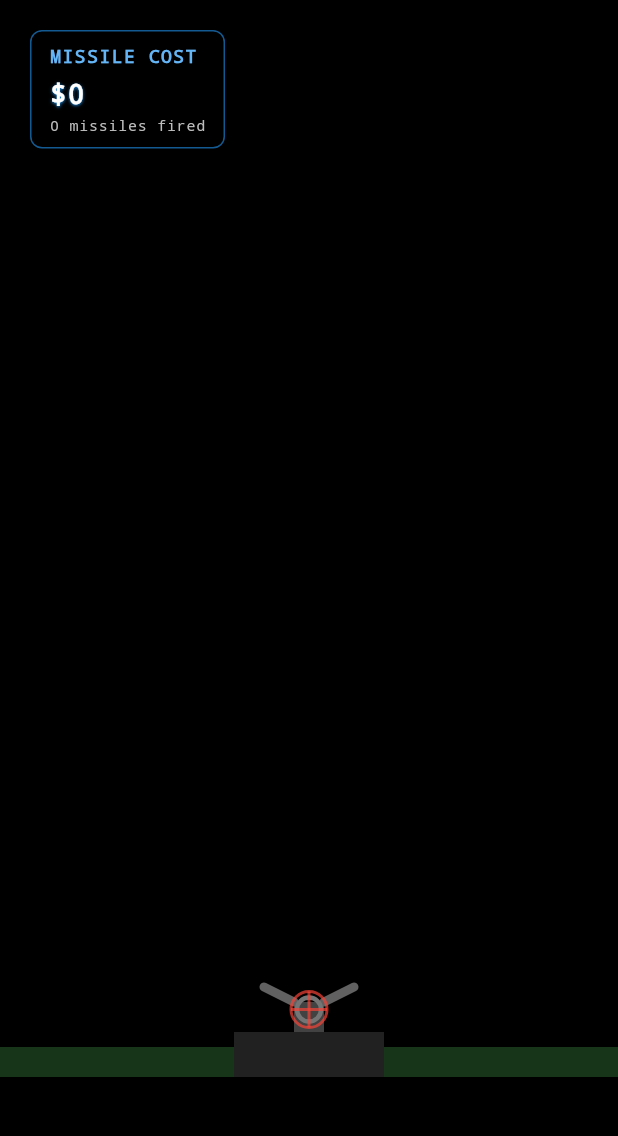
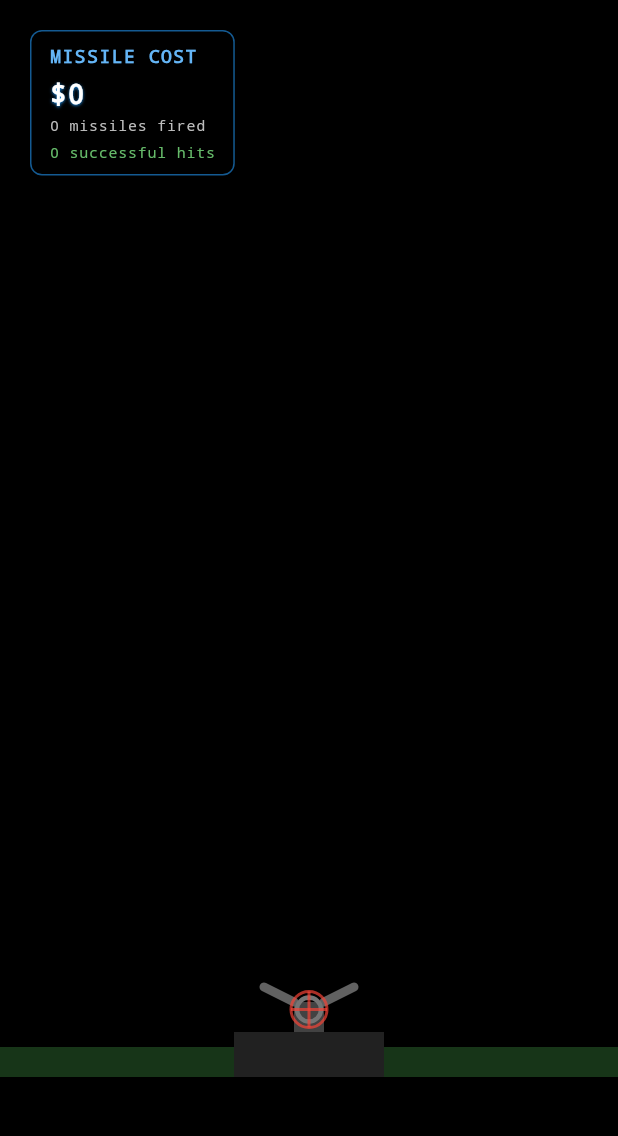
Before and after one commit to al-fahad-bd/iron_dome_simulator, a Flutter app: the screen it shows after launch, on a phone screen of 412 x 824 dp, the part 84-1220 px from its top. Run offline on Flutter 3.47's test engine with Material 3 defaults, Android fonts, the phone set to English and light mode, and no system bars; our stand-ins replace get.

Commit message:
Track successful missile interceptions; update GameScreen to display interception count

```diff
--- a/lib/controllers/game_controller.dart
+++ b/lib/controllers/game_controller.dart
@@ -9,6 +9,8 @@ class GameController extends GetxController {
   final missiles = <Missile>[].obs;
   final explosions = <Explosion>[].obs;
   final totalCost = 0.obs; // Track total cost in dollars
+  final successfulInterceptions =
+      0.obs; // Track successful missile interceptions
   Timer? gameTimer;
   Timer? spawnTimer;
   final Random random = Random();
@@ -131,6 +133,9 @@ class GameController extends GetxController {
           // Add explosion at collision point
           final mid = (missiles[i].position + missiles[j].position) / 2;
           newExplosions.add(Explosion(position: mid));
+
+          // Increment successful interceptions counter
+          successfulInterceptions.value++;
         }
       }
     }
--- a/lib/screens/game_screen.dart
+++ b/lib/screens/game_screen.dart
@@ -141,6 +141,16 @@ class _GameScreenState extends State<GameScreen> {
                               '${ctrl.totalCost.value ~/ GameController.costPerMissile} missiles fired',
                               style: TextStyle(
                                 color: Colors.grey[400],
+                                fontSize: 10,
+                                fontFamily: 'monospace',
+                                letterSpacing: 0.5,
+                              ),
+                            ),
+                            const SizedBox(height: 4),
+                            Text(
+                              '${ctrl.successfulInterceptions.value} successful hits',
+                              style: TextStyle(
+                                color: Colors.green[400],
                                 fontSize: 10,
                                 fontFamily: 'monospace',
                                 letterSpacing: 0.5,
```
